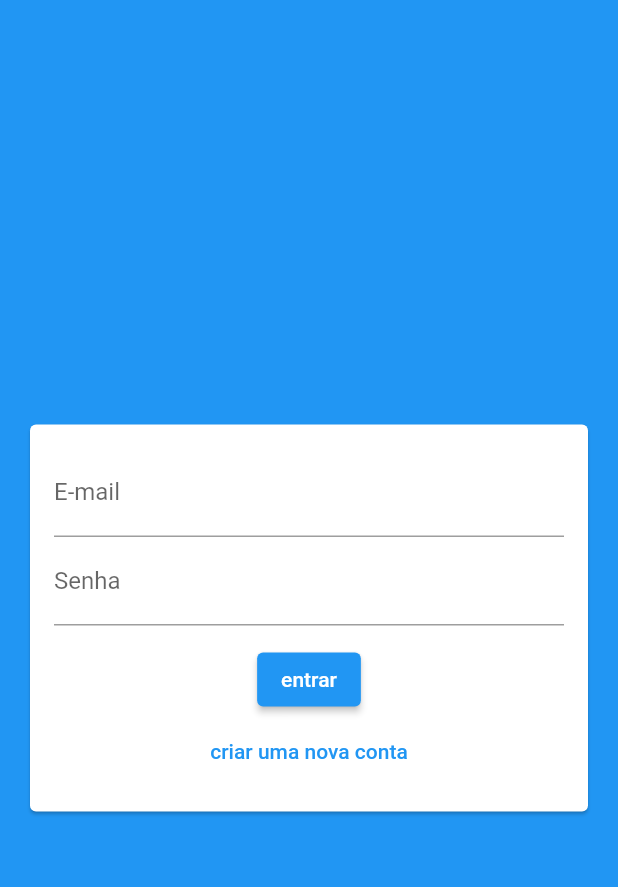
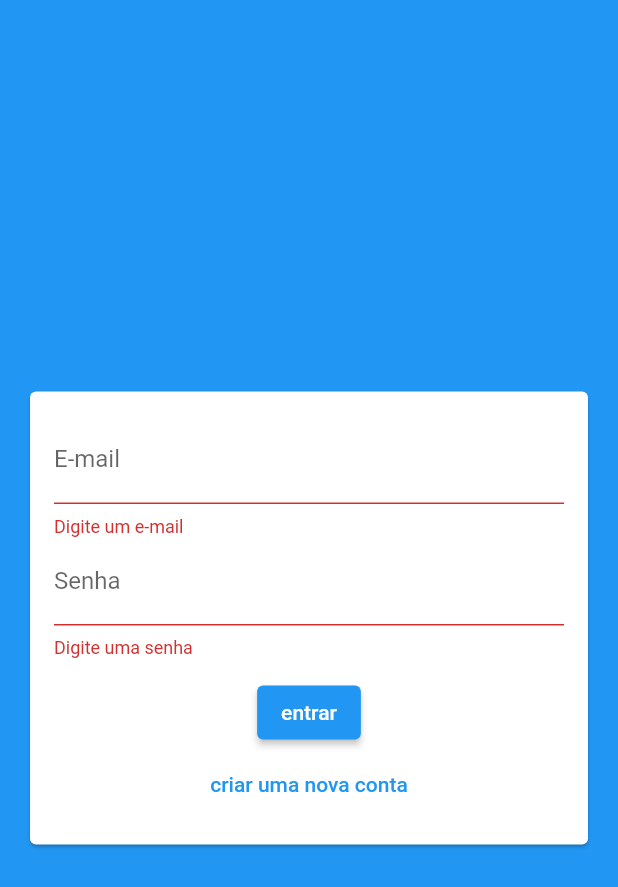
Before and after one commit to cherobim22/Flutter, a Flutter app: the screen it shows after launch, after a tap on "entrar", on a phone screen of 412 x 824 dp. Shown: the top 887 px of the screen. Run offline on Flutter 3.47's test engine with Material 2 defaults, Android fonts, the phone set to English and light mode, and no system bars; our stand-ins replace firebase_auth, firebase_core, font_awesome_flutter, google_sign_in, hive_flutter, image_picker; accounts and stored records are empty.

Commit message:
implementing auth logic with streams

```diff
--- a/chatapp/lib/components/auth_form.dart
+++ b/chatapp/lib/components/auth_form.dart
@@ -1,8 +1,11 @@
+import 'package:chatapp/components/user_image_picker.dart';
 import 'package:chatapp/core/models/auth_form_data.dart';
 import 'package:flutter/material.dart';
+import 'dart:io';
 
 class AuthForm extends StatefulWidget {
-  const AuthForm({Key? key}) : super(key: key);
+  final void Function(AuthFormData) onSubmit;
+  const AuthForm({Key? key, required this.onSubmit}) : super(key: key);
 
   @override
   State<AuthForm> createState() => _AuthFormState();
@@ -12,8 +15,28 @@ class _AuthFormState extends State<AuthForm> {
   final _formKey = GlobalKey<FormState>();
   final _formData = AuthFormData();
 
+  void _handleImagePick(File image) {
+    _formData.image = image;
+  }
+
+  void _handleErrorMessage(String msg) {
+    ScaffoldMessenger.of(context).showSnackBar(SnackBar(
+      content: Text(msg),
+      backgroundColor: Theme.of(context).errorColor,
+    ));
+  }
+
   void _submit() {
-    _formKey.currentState?.validate();
+    final isValid = _formKey.currentState?.validate() ?? false;
+    if (!isValid) return;
+
+    if (_formData.image == null && _formData.isSignup) {
+      return _handleErrorMessage('Imagem não selecionada');
+    }
+    // A pagina vai fazer o submit (comunicaçao indireta)
+    // Quando o componente filho passa informaçao pro pai
+    // O pai passa um funçao como callback para dentro do filho
+    widget.onSubmit(_formData);
   }
 
   @override
@@ -27,17 +50,35 @@ class _AuthFormState extends State<AuthForm> {
             child: Column(
               children: [
                 if (_formData.isSignup)
+                  UserImagePicker(
+                    onImagePick: _handleImagePick,
+                  ),
+                if (_formData.isSignup)
                   TextFormField(
                     key: ValueKey('name'),
                     initialValue: _formData.name,
                     onChanged: (name) => _formData.name = name,
                     decoration: InputDecoration(labelText: 'Nome'),
+                    validator: (_name) {
+                      final name = _name ?? '';
+                      if (name == '') {
+                        return 'Digite um nome';
+                      }
+                    },
                   ),
                 TextFormField(
                   key: ValueKey('email'),
                   initialValue: _formData.email,
                   onChanged: (email) => _formData.email = email,
                   decoration: InputDecoration(labelText: 'E-mail'),
+                  validator: (_email) {
+                    final email = _email ?? '';
+                    if (email == '') {
+                      return 'Digite um e-mail';
+                    } else if (!email.contains('@')) {
+                      return 'Digite um e-mail valido';
+                    }
+                  },
                 ),
                 TextFormField(
                   key: ValueKey('password'),
@@ -45,6 +86,14 @@ class _AuthFormState extends State<AuthForm> {
                   obscureText: true,
                   onChanged: (password) => _formData.password = password,
                   decoration: InputDecoration(labelText: 'Senha'),
+                  validator: (_password) {
+                    final password = _password ?? '';
+                    if (password == '') {
+                      return 'Digite uma senha';
+                    } else if (password.length < 6) {
+                      return 'A senha deve conter no minimo 6 digitos';
+                    }
+                  },
                 ),
                 SizedBox(
                   height: 12,
--- /dev/null
+++ b/chatapp/lib/core/models/chat_user.dart
@@ -0,0 +1,13 @@
+class ChatUser {
+  final String id;
+  final String name;
+  final String email;
+  final String imageUrl;
+
+  const ChatUser({
+    required this.id,
+    required this.name,
+    required this.email,
+    required this.imageUrl,
+  });
+}
--- /dev/null
+++ b/chatapp/lib/core/services/auth/auth_mock_service.dart
@@ -0,0 +1,55 @@
+import 'dart:async';
+import 'dart:io';
+import 'dart:math';
+
+import 'package:chatapp/core/services/auth/auth_service.dart';
+
+import '../../models/chat_user.dart';
+
+class AuthMockService extends AuthService {
+  // static pertence apenas a classe, não precisa ser intanciada;
+  static Map<String, ChatUser> _users = {};
+  static ChatUser? _currentUser;
+  static MultiStreamController<ChatUser?>? _controller;
+  static final _userStream = Stream<ChatUser?>.multi((controller) {
+    _controller = controller;
+    _updateUser(null);
+  });
+
+  ChatUser? get currentUser {
+    return _currentUser;
+  }
+
+  Stream<ChatUser?> get userChanges {
+    return _userStream;
+  }
+
+  Future<void> signup(
+    String name,
+    String email,
+    String password,
+    File? image,
+  ) async {
+    final newUser = ChatUser(
+        id: Random().nextDouble().toString(),
+        name: name,
+        email: email,
+        imageUrl: image?.path ?? '/assets/images/.....');
+
+    _users.putIfAbsent(email, () => newUser);
+    _updateUser(newUser);
+  }
+
+  Future<void> login(String email, String password) async {
+    _updateUser(_users[email]);
+  }
+
+  Future<void> logout() async {
+    _updateUser(null);
+  }
+
+  static void _updateUser(ChatUser? user) {
+    _currentUser = user;
+    _controller?.add(_currentUser);
+  }
+}
--- /dev/null
+++ b/chatapp/lib/core/services/auth/auth_service.dart
@@ -0,0 +1,11 @@
+import 'dart:io';
+
+import 'package:chatapp/core/models/chat_user.dart';
+
+abstract class AuthService {
+  ChatUser? get currentUser;
+  Stream<ChatUser?> get userChanges;
+  Future<void> signup(String name, String email, String password, File image);
+  Future<void> login(String email, String password);
+  Future<void> logout();
+}
--- a/chatapp/lib/main.dart
+++ b/chatapp/lib/main.dart
@@ -1,3 +1,4 @@
+import 'package:chatapp/pages/auth_or_app.dart';
 import 'package:chatapp/pages/auth_page.dart';
 import 'package:chatapp/pages/loading_page.dart';
 import 'package:flutter/material.dart';
@@ -17,7 +18,7 @@ class MyApp extends StatelessWidget {
       theme: ThemeData(
         primarySwatch: Colors.blue,
       ),
-      home: AuthPage(),
+      home: AuthOrAppPage(),
       debugShowCheckedModeBanner: false,
     );
   }
--- /dev/null
+++ b/chatapp/lib/pages/auth_or_app.dart
@@ -0,0 +1,29 @@
+import 'package:chatapp/core/services/auth/auth_mock_service.dart';
+import 'package:chatapp/pages/auth_page.dart';
+import 'package:chatapp/pages/chat_page.dart';
+import 'package:chatapp/pages/loading_page.dart';
+import 'package:flutter/src/foundation/key.dart';
+import 'package:flutter/src/widgets/framework.dart';
+import 'package:flutter/material.dart';
+
+import '../core/models/chat_user.dart';
+
+class AuthOrAppPage extends StatelessWidget {
+  const AuthOrAppPage({Key? key}) : super(key: key);
+
+  @override
+  Widget build(BuildContext context) {
+    return Scaffold(
+      body: StreamBuilder<ChatUser?>(
+        stream: AuthMockService().userChanges,
+        builder: (context, snapshot) {
+          if (snapshot.connectionState == ConnectionState.waiting) {
+            return LoadingPage();
+          } else {
+            return snapshot.hasData ? ChatPage() : AuthPage();
+          }
+        },
+      ),
+    );
+  }
+}
--- a/chatapp/lib/pages/auth_page.dart
+++ b/chatapp/lib/pages/auth_page.dart
@@ -1,20 +1,61 @@
+import 'package:chatapp/core/models/auth_form_data.dart';
 import 'package:flutter/material.dart';
 import 'package:flutter/src/foundation/key.dart';
 import 'package:flutter/src/widgets/framework.dart';
 
 import '../components/auth_form.dart';
+import '../core/services/auth/auth_mock_service.dart';
 
-class AuthPage extends StatelessWidget {
+class AuthPage extends StatefulWidget {
   const AuthPage({Key? key}) : super(key: key);
+
+  @override
+  State<AuthPage> createState() => _AuthPageState();
+}
+
+class _AuthPageState extends State<AuthPage> {
+  bool _issLoading = false;
+  Future<void> handleFormSubmit(AuthFormData formData) async {
+    try {
+      setState(() => _issLoading = true);
+
+      if (formData.isLogin) {
+        AuthMockService().login(formData.email, formData.password);
+      } else {
+        AuthMockService().signup(
+          formData.name,
+          formData.email,
+          formData.password,
+          formData.image,
+        );
+      }
+    } catch (error) {
+      print(error);
+    } finally {
+      setState(() => _issLoading = false);
+    }
+  }
 
   @override
   Widget build(BuildContext context) {
     return Scaffold(
       backgroundColor: Theme.of(context).primaryColor,
-      body: Center(
-          child: SingleChildScrollView(
-        child: AuthForm(),
-      )),
+      body: Stack(
+        children: [
+          Center(
+            child: SingleChildScrollView(
+              child: AuthForm(
+                onSubmit: handleFormSubmit,
+              ),
+            ),
+          ),
+          if (_issLoading)
+            Container(
+              decoration: BoxDecoration(color: Color.fromRGBO(0, 0, 0, 0.5)),
+              child: Center(child: CircularProgressIndicator()),
+            )
+        ],
+      ),
     );
   }
 }
--- a/chatapp/pubspec.yaml
+++ b/chatapp/pubspec.yaml
@@ -34,6 +34,7 @@ dependencies:
   # The following adds the Cupertino Icons font to your application.
   # Use with the CupertinoIcons class for iOS style icons.
   cupertino_icons: ^1.0.2
+  image_picker: ^0.8.5+3
 
 dev_dependencies:
   flutter_test:
```
Also changed, not shown: chatapp/lib/components/user_image_picker.dart (added, +57 -0 lines), chatapp/lib/pages/chat_page.dart (added, +16 -0 lines), chatapp/pubspec.lock, 10 other files.
